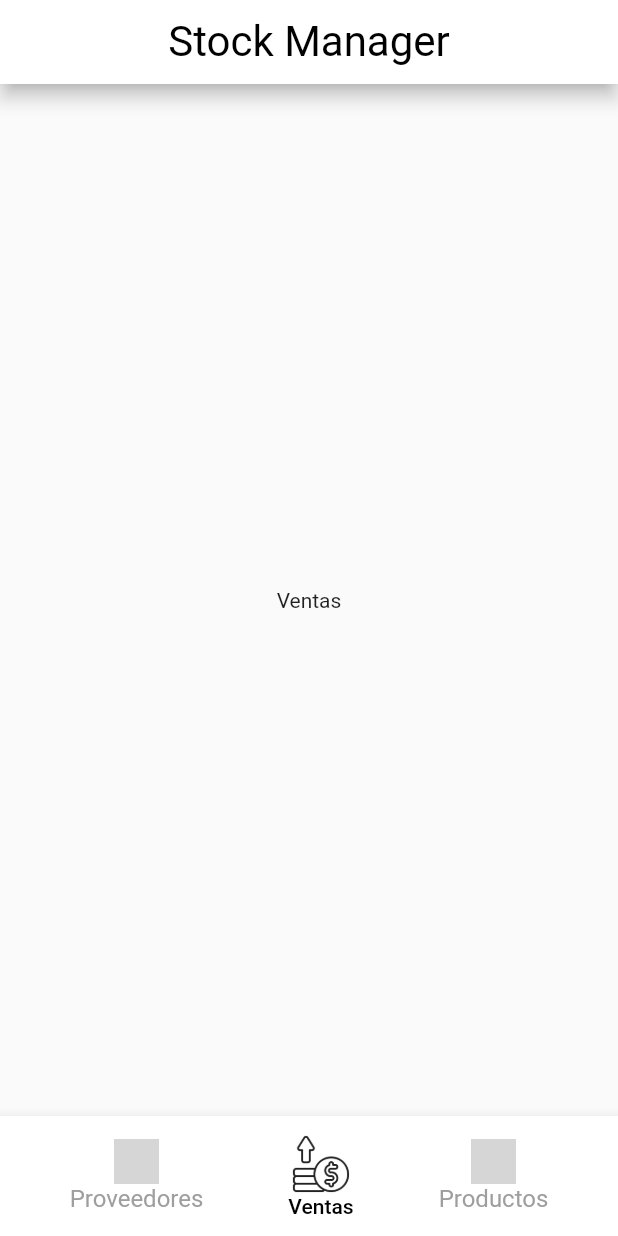
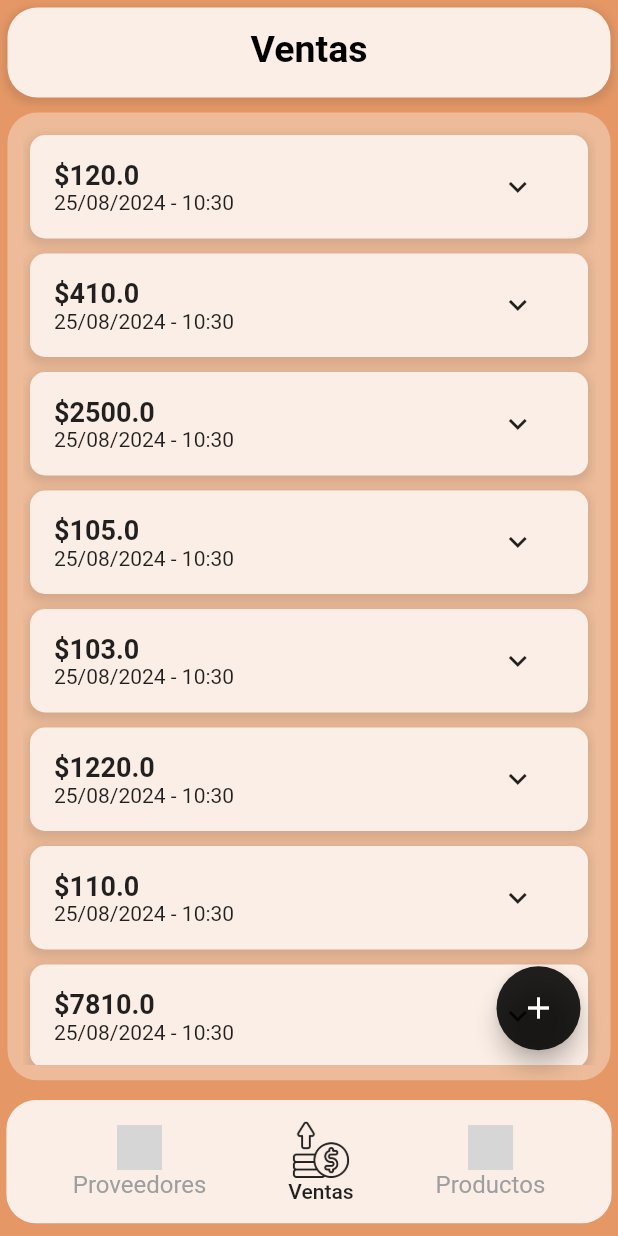
Before and after one commit to patriolivadev/MarketMate, a Flutter app: the screen it shows after launch, on a phone screen of 412 x 824 dp. Run offline on Flutter 3.47's test engine with Material 3 defaults, Android fonts, the phone set to English and light mode, and no system bars; our stand-ins replace firebase_core, flutter_bloc, get_it, go_router, injectable; missing offline and left inert: core_encode; accounts and stored records are empty; Roboto replaces fonts that are missing (Times New Roman); grey boxes are pictures that could not be loaded.

Commit message:
Avances con la pantalla Ventas.

```diff
--- a/lib/core/utils/themes.dart
+++ b/lib/core/utils/themes.dart
@@ -1,4 +1,15 @@
 import 'package:flutter/material.dart';
+
+class AppTheme {
+  static final lightTheme = appTheme;
+  static final darkTheme = appDarkTheme;
+  static const primaryColor = Colors.black87;
+  static const backgroundAppColor = Color.fromRGBO(229, 152, 102, 1);
+  // static const backgroundAppColor2 = Color.fromRGBO(239, 182, 152, 1);
+  static const backgroundAppColor2 = Color.fromRGBO(237, 187, 153, 1);
+  static const backgroundAppColor3 = Color.fromRGBO(251, 238, 230, 1);
+  static const titleTheme = TextStyle(fontSize: 25, fontFamily: 'Times New Roman', fontWeight: FontWeight.w700);
+}
 
 const TextStyle defaultTextStyle = TextStyle(
   color: Colors.grey,
@@ -34,8 +45,3 @@ final ThemeData appDarkTheme = ThemeData(
 
   ),
 );
-
-class AppThemes {
-  static final lightTheme = appTheme;
-  static final darkTheme = appDarkTheme;
-}
--- /dev/null
+++ b/lib/core/widgets/custom_app_bar.dart
@@ -0,0 +1,48 @@
+import 'package:flutter/material.dart';
+import 'package:market_mate/core/utils/themes.dart';
+
+class CustomAppBar extends StatelessWidget implements PreferredSizeWidget {
+  final String title;
+
+  const CustomAppBar({
+    required this.title,
+    super.key,
+  });
+
+  @override
+  Widget build(BuildContext context) {
+    return PreferredSize(
+      preferredSize: const Size.fromHeight(70.0),
+      child: Container(
+        margin: const EdgeInsets.all(5),
+        decoration: BoxDecoration(
+          color: AppTheme.backgroundAppColor3,
+          borderRadius: const BorderRadius.all(
+            Radius.circular(20.0),
+          ),
+          boxShadow: [
+            BoxShadow(
+              color: Colors.black.withOpacity(0.1),
+              spreadRadius: 2,
+              blurRadius: 4,
+              offset: const Offset(0, 2),
+            ),
+          ],
+        ),
+        child: AppBar(
+          elevation: 0,
+          centerTitle: true,
+          title: Text(
+            title,
+            style: AppTheme.titleTheme,
+          ),
+          backgroundColor: Colors.transparent,
+          foregroundColor: Colors.black,
+        ),
+      ),
+    );
+  }
+
+  @override
+  Size get preferredSize => const Size.fromHeight(70.0);
+}
--- a/lib/features/product/data/models/product_model.dart
+++ b/lib/features/product/data/models/product_model.dart
@@ -3,18 +3,12 @@ import 'package:market_mate/features/product/domain/entities/product.dart';
 
 class ProductModel extends Product {
   ProductModel({
-    required String id,
-    required String name,
-    required String description,
-    required double price,
-    required List<String> suppliers,
-  }) : super(
-          id: id,
-          name: name,
-          description: description,
-          price: price,
-          suppliers: suppliers,
-        );
+    required super.id,
+    required super.name,
+    required super.description,
+    required super.price,
+    required super.suppliers,
+  });
 
   @override
   Map<String, dynamic> toJson() {
--- a/lib/features/product/presentation/manager/product_bloc.dart
+++ b/lib/features/product/presentation/manager/product_bloc.dart
@@ -1,9 +1,11 @@
 import 'package:flutter/material.dart';
 import 'package:flutter_bloc/flutter_bloc.dart';
+import 'package:injectable/injectable.dart';
 
 part 'product_event.dart';
 part 'product_state.dart';
 
+@injectable
 class ProductBloc extends Bloc<ProductEvent, ProductState> {
   ProductBloc() : super(ProductInitial()) {
     on<ProductEvent>((event, emit) {
--- a/lib/features/sales/data/models/sale_model.dart
+++ b/lib/features/sales/data/models/sale_model.dart
@@ -1,18 +1,12 @@
-
 import 'package:market_mate/features/sales/domain/entities/sale.dart';
 
 class SaleModel extends Sale {
   SaleModel({
-    required String id,
-    required List<String> products,
-    required DateTime date,
-    required double totalPrice,
-  }) : super(
-    id: id,
-    products: products,
-    date: date,
-    totalPrice: totalPrice,
-  );
+    required super.id,
+    required super.products,
+    required super.date,
+    required super.totalPrice,
+  });
 
   @override
   Map<String, dynamic> toJson() {
--- a/lib/features/sales/domain/entities/sale.dart
+++ b/lib/features/sales/domain/entities/sale.dart
@@ -1,8 +1,9 @@
 import 'package:core_encode/core_encode.dart';
+import 'package:market_mate/features/product/domain/entities/product.dart';
 
 abstract class Sale extends Entity {
   final String id;
-  final List<String> products;
+  final List<Product> products;
   final DateTime date;
   final double totalPrice;
 
--- a/lib/features/sales/presentation/manager/sales_bloc.dart
+++ b/lib/features/sales/presentation/manager/sales_bloc.dart
@@ -1,9 +1,11 @@
 import 'package:flutter/material.dart';
 import 'package:flutter_bloc/flutter_bloc.dart';
+import 'package:injectable/injectable.dart';
 
 part 'sales_event.dart';
 part 'sales_state.dart';
 
+@injectable
 class SalesBloc extends Bloc<SalesEvent, SalesState> {
   SalesBloc() : super(SalesInitial()) {
     on<SalesEvent>((event, emit) {
--- a/lib/features/sales/presentation/pages/sales_page.dart
+++ b/lib/features/sales/presentation/pages/sales_page.dart
@@ -1,7 +1,16 @@
 import 'package:flutter/material.dart';
+import 'package:flutter_bloc/flutter_bloc.dart';
+import 'package:market_mate/core/services/dependencies_service.dart';
+import 'package:market_mate/core/utils/themes.dart';
+import 'package:market_mate/features/product/data/models/product_model.dart';
+import 'package:market_mate/features/sales/data/models/sale_model.dart';
+import 'package:market_mate/features/sales/domain/entities/sale.dart';
+import 'package:market_mate/features/sales/presentation/manager/sales_bloc.dart';
+import 'package:market_mate/features/sales/presentation/widgets/sale_item_builder_widget.dart';
 
 class SalesPage extends StatefulWidget {
   static const routeName = '/';
+
   const SalesPage({super.key});
 
   @override
@@ -9,14 +18,113 @@ class SalesPage extends StatefulWidget {
 }
 
 class _SalesPageState extends State<SalesPage> {
+  final SalesBloc _bloc = getIt<SalesBloc>();
+  List<Sale> sales = [
+    SaleModel(id: '1', products: [
+      ProductModel(id: 'id', name: 'Coca Cola', description: 'description', price: 2000, suppliers: []),
+      ProductModel(id: 'id', name: 'Pan', description: 'description', price: 500, suppliers: []),
+    ], date: DateTime.now(), totalPrice: 120),
+    SaleModel(id: '1', products: [
+      ProductModel(id: 'id', name: 'Coca Cola', description: 'description', price: 2000, suppliers: []),
+      ProductModel(id: 'id', name: 'Pan', description: 'description', price: 500, suppliers: []),
+    ], date: DateTime.now(), totalPrice: 410),
+    SaleModel(id: '1', products: [
+      ProductModel(id: 'id', name: 'Coca Cola', description: 'description', price: 2000, suppliers: []),
+      ProductModel(id: 'id', name: 'Pan', description: 'description', price: 500, suppliers: []),
+    ], date: DateTime.now(), totalPrice: 2500),
+    SaleModel(id: '1', products: [
+      ProductModel(id: 'id', name: 'Coca Cola', description: 'description', price: 2000, suppliers: []),
+      ProductModel(id: 'id', name: 'Pan', description: 'description', price: 500, suppliers: []),
+    ], date: DateTime.now(), totalPrice: 105),
+    SaleModel(id: '1', products: [
+      ProductModel(id: 'id', name: 'Coca Cola', description: 'description', price: 2000, suppliers: []),
+      ProductModel(id: 'id', name: 'Pan', description: 'description', price: 500, suppliers: []),
+    ], date: DateTime.now(), totalPrice: 103),
+    SaleModel(id: '1', products: [
+      ProductModel(id: 'id', name: 'Coca Cola', description: 'description', price: 2000, suppliers: []),
+      ProductModel(id: 'id', name: 'Pan', description: 'description', price: 500, suppliers: []),
+    ], date: DateTime.now(), totalPrice: 1220),
+    SaleModel(id: '1', products: [
+      ProductModel(id: 'id', name: 'Coca Cola', description: 'description', price: 2000, suppliers: []),
+      ProductModel(id: 'id', name: 'Pan', description: 'description', price: 500, suppliers: []),
+    ], date: DateTime.now(), totalPrice: 110),
+    SaleModel(id: '1', products: [
+      ProductModel(id: 'id', name: 'Coca Cola', description: 'description', price: 2000, suppliers: []),
+      ProductModel(id: 'id', name: 'Pan', description: 'description', price: 500, suppliers: []),
+    ], date: DateTime.now(), totalPrice: 7810),
+    SaleModel(id: '1', products: [
+      ProductModel(id: 'id', name: 'Coca Cola', description: 'description', price: 2000, suppliers: []),
+      ProductModel(id: 'id', name: 'Pan', description: 'description', price: 500, suppliers: []),
+    ], date: DateTime.now(), totalPrice: 160),
+    SaleModel(id: '1', products: [
+      ProductModel(id: 'id', name: 'Coca Cola', description: 'description', price: 2000, suppliers: []),
+      ProductModel(id: 'id', name: 'Pan', description: 'description', price: 500, suppliers: []),
+    ], date: DateTime.now(), totalPrice: 1540),
+    SaleModel(id: '1', products: [
+      ProductModel(id: 'id', name: 'Coca Cola', description: 'description', price: 2000, suppliers: []),
+      ProductModel(id: 'id', name: 'Pan', description: 'description', price: 500, suppliers: []),
+    ], date: DateTime.now(), totalPrice: 1320),
+  ];
+  dynamic size;
+
   @override
   Widget build(BuildContext context) {
-    return const Column(
-      mainAxisAlignment: MainAxisAlignment.center,
-      crossAxisAlignment: CrossAxisAlignment.center,
-      children: [
-        Text('Ventas'),
-      ],
+    size = MediaQuery.sizeOf(context);
+    return Scaffold(
+      backgroundColor: Colors.transparent,
+      body: BlocConsumer(
+        bloc: _bloc,
+        listener: listener,
+        builder: builder,
+      ),
+    );
+  }
+
+  void listener(context, state) {}
+
+  Widget builder(context, state) {
+    return Padding(
+      padding: const EdgeInsets.all(10.0),
+      child: Stack(
+        children: [
+          buildListView(),
+          buildAddSaleButton(),
+        ],
+      ),
+    );
+  }
+
+  Widget buildListView() {
+    return ListView.builder(
+      itemCount: sales.length,
+      itemBuilder: itemBuilder,
+    );
+  }
+
+  Widget? itemBuilder(context, index) {
+    return SaleItemBuilder(
+      sales: sales,
+      index: index,
+    );
+  }
+
+  Center buildTitle() {
+    return const Center(
+        child: Text(
+      'Ventas',
+      style: AppTheme.titleTheme,
+    ));
+  }
+
+  Positioned buildAddSaleButton() {
+    return Positioned(
+      bottom: 10,
+      right: 10,
+      child: FloatingActionButton(
+        backgroundColor: AppTheme.primaryColor,
+        child: const Icon(Icons.add),
+        onPressed: () {},
+      ),
     );
   }
 }
--- /dev/null
+++ b/lib/features/sales/presentation/widgets/sale_item_builder_widget.dart
@@ -0,0 +1,167 @@
+import 'package:flutter/material.dart';
+import 'package:intl/intl.dart';
+import 'package:market_mate/core/utils/themes.dart';
+import 'package:market_mate/features/sales/domain/entities/sale.dart';
+
+class SaleItemBuilder extends StatefulWidget {
+  const SaleItemBuilder({
+    super.key,
+    required this.sales,
+    required this.index,
+  });
+
+  final List<Sale> sales;
+  final dynamic index;
+
+  @override
+  State<SaleItemBuilder> createState() => _SaleItemBuilderState();
+}
+
+class _SaleItemBuilderState extends State<SaleItemBuilder> {
+  bool isExpanded = false;
+  dynamic size;
+
+  @override
+  Widget build(BuildContext context) {
+    size = MediaQuery.sizeOf(context);
+    final dateFormat = DateFormat('dd/MM/yyyy - HH:mm');
+    final formattedDate = dateFormat.format(widget.sales[widget.index].date);
+
+    return InkWell(
+      onTap: () {
+        setState(() {
+          isExpanded = !isExpanded;
+        });
+      },
+      child: Column(
+        crossAxisAlignment: CrossAxisAlignment.start,
+        children: [
+          buildItem(formattedDate, context),
+          if (isExpanded) buildExpandedInfo(),
+        ],
+      ),
+    );
+  }
+
+  Widget buildExpandedInfo() {
+    return Column(
+      crossAxisAlignment: CrossAxisAlignment.start,
+      children: [
+        Container(
+          margin:
+              const EdgeInsets.only(right: 5, left: 15, bottom: 5),
+          width: size.width * 0.8,
+          padding: const EdgeInsets.all(16.0),
+          decoration: BoxDecoration(
+            color: Colors.white,
+            borderRadius: const BorderRadius.only(
+              bottomLeft: Radius.circular(10),
+              bottomRight: Radius.circular(10),
+            ),
+            boxShadow: [
+              BoxShadow(
+                color: Colors.black.withOpacity(0.1),
+                spreadRadius: 2,
+                blurRadius: 5,
+                offset: const Offset(0, 3),
+              ),
+            ],
+          ),
+          child: buildListView(),
+        ),
+      ],
+    );
+  }
+
+  Widget buildListView() {
+    return ListView.separated(
+      itemCount: widget.sales[widget.index].products.length,
+      itemBuilder: buildProductsList,
+      shrinkWrap: true,
+      physics: const NeverScrollableScrollPhysics(),
+      separatorBuilder: (BuildContext context, int index) {
+        return const Divider();
+      },
+    );
+  }
+
+  Widget? buildProductsList(context, index) {
+    return SizedBox(
+      height: size.height * 0.04,
+      child: Row(
+        mainAxisAlignment: MainAxisAlignment.spaceBetween,
+        children: [
+          Text(
+            widget.sales[widget.index].products[index].name,
+            style: const TextStyle(fontSize: 14),
+          ),
+          Text(
+            '\$${widget.sales[widget.index].products[index].price}',
+            style: const TextStyle(fontSize: 14),
+          ),
+        ],
+      ),
+    );
+  }
+
+  Container buildItem(String formattedDate, BuildContext context) {
+    return Container(
+      margin: EdgeInsets.only(
+          right: 5, left: 5, top: 5, bottom: !isExpanded ? 5 : 0),
+      padding: const EdgeInsets.all(16.0),
+      decoration: BoxDecoration(
+        color: AppTheme.backgroundAppColor3,
+        borderRadius: BorderRadius.circular(10),
+        boxShadow: [
+          BoxShadow(
+            color: Colors.black.withOpacity(0.1),
+            spreadRadius: 2,
+            blurRadius: 5,
+            offset: const Offset(0, 3),
+          ),
+        ],
+      ),
+      child: Row(
+        mainAxisAlignment: MainAxisAlignment.spaceBetween,
+        children: [
+          buildInfo(formattedDate),
+          isExpanded ? buildExpandedArrow(context) : buildArrow(context),
+        ],
+      ),
+    );
+  }
+
+  Widget buildArrow(context) {
+    return SizedBox(
+      width: size.width * 0.15,
+      child: const Icon(Icons.keyboard_arrow_down_sharp),
+    );
+  }
+
+  Widget buildExpandedArrow(context) {
+    return SizedBox(
+      width: size.width * 0.15,
+      child: const Icon(Icons.keyboard_arrow_up_sharp),
+    );
+  }
+
+  Widget buildInfo(String formattedDate) {
+    return Expanded(
+      child: Column(
+        crossAxisAlignment: CrossAxisAlignment.start,
+        children: [
+          Text(
+            '\$${widget.sales[widget.index].totalPrice}',
+            style: const TextStyle(fontSize: 18, fontWeight: FontWeight.bold),
+          ),
+          Text(
+            formattedDate,
+            style: const TextStyle(
+              fontSize: 14,
+            ),
+          ),
+        ],
+      ),
+    );
+  }
+}
--- a/lib/features/suppliers/presentation/manager/suppliers_bloc.dart
+++ b/lib/features/suppliers/presentation/manager/suppliers_bloc.dart
@@ -1,9 +1,11 @@
 import 'package:flutter/material.dart';
 import 'package:flutter_bloc/flutter_bloc.dart';
+import 'package:injectable/injectable.dart';
 
 part 'suppliers_event.dart';
 part 'suppliers_state.dart';
 
+@injectable
 class SuppliersBloc extends Bloc<SuppliersEvent, SuppliersState> {
   SuppliersBloc() : super(SuppliersInitial()) {
     on<SuppliersEvent>((event, emit) {
--- a/lib/features/user/presentation/pages/bottom_navigation_bar_page.dart
+++ b/lib/features/user/presentation/pages/bottom_navigation_bar_page.dart
@@ -3,6 +3,8 @@ import 'package:flutter_bloc/flutter_bloc.dart';
 import 'package:go_router/go_router.dart';
 import 'package:market_mate/core/images/images.dart';
 import 'package:market_mate/core/services/dependencies_service.dart';
+import 'package:market_mate/core/utils/themes.dart';
+import 'package:market_mate/core/widgets/custom_app_bar.dart';
 import 'package:market_mate/features/product/presentation/pages/products_page.dart';
 import 'package:market_mate/features/sales/presentation/pages/sales_page.dart';
 import 'package:market_mate/features/suppliers/presentation/pages/supplier_page.dart';
@@ -25,6 +27,8 @@ class BottomNavigationBarPage extends StatefulWidget {
 class _BottomNavigationBarPageState extends State<BottomNavigationBarPage> {
   final _bloc = getIt<UserBloc>();
   int _currentPageIndex = 1;
+  dynamic size;
+  dynamic titles = ['Proveedores', 'Ventas', 'Productos'];
 
   @override
   void initState() {
@@ -33,8 +37,11 @@ class _BottomNavigationBarPageState extends State<BottomNavigationBarPage> {
 
   @override
   Widget build(BuildContext context) {
+    size = MediaQuery.sizeOf(context);
+
     return Scaffold(
-      appBar: buildAppBar(context),
+      appBar: CustomAppBar(title: titles[_currentPageIndex]),
+      backgroundColor: AppTheme.backgroundAppColor,
       body: BlocConsumer<UserBloc, UserState>(
         bloc: _bloc,
         listener: listener,
@@ -44,23 +51,17 @@ class _BottomNavigationBarPageState extends State<BottomNavigationBarPage> {
     );
   }
 
-  AppBar buildAppBar(BuildContext context) {
-    return AppBar(
-      centerTitle: true,
-      title: Text(
-        'Stock Manager',
-        style: Theme.of(context).textTheme.titleMedium,
+  Widget builder(context, state) {
+    return Padding(
+      padding: const EdgeInsets.all(5.0),
+      child: Container(
+        width: size.width * 1,
+        decoration: BoxDecoration(
+          color: AppTheme.backgroundAppColor2,
+          borderRadius: BorderRadius.circular(20),
         ),
-      backgroundColor: Theme.of(context).primaryColor,
-      elevation: 5,
-    );
-  }
-
-  Widget builder(context, state) {
-    return Column(
-      children: [
-        Expanded(child: widget.child),
-      ],
+        child: widget.child
+      ),
     );
   }
 
@@ -92,9 +93,13 @@ class _BottomNavigationBarPageState extends State<BottomNavigationBarPage> {
   }
 
   Widget _buildBottomBar() {
-    return BottomAppBar(
-      height: 80,
-      color: Theme.of(context).primaryColor,
+    return Padding(
+      padding: EdgeInsets.symmetric(horizontal: size.height * 0.005, vertical: size.height * 0.01),
+      child: ClipRRect(
+        borderRadius: BorderRadius.circular(20.0),
+        child: BottomAppBar(
+          color: AppTheme.backgroundAppColor3,
+          height: size.height * 0.1,
           child: Row(
             crossAxisAlignment: CrossAxisAlignment.end,
             mainAxisAlignment: MainAxisAlignment.spaceEvenly,
@@ -103,8 +108,11 @@ class _BottomNavigationBarPageState extends State<BottomNavigationBarPage> {
                   (index) => _buildBottomBarButton(index),
             ),
           ),
+        ),
+      ),
     );
   }
+
 
   Widget _buildBottomBarButton(int index) {
     Widget button;
@@ -119,12 +127,12 @@ class _BottomNavigationBarPageState extends State<BottomNavigationBarPage> {
         button = _buildImageAssetButton(Images.productIcon, index);
         break;
       default:
-        button = _buildIconButton(Icons.error, index);
+        button = _buildErrorIconButton(Icons.error, index);
     }
     return button;
   }
 
-  Widget _buildIconButton(IconData iconData, int index) {
+  Widget _buildErrorIconButton(IconData iconData, int index) {
     return IconButton(
       icon: Icon(
         iconData,
@@ -164,7 +172,9 @@ class _BottomNavigationBarPageState extends State<BottomNavigationBarPage> {
         children: [
           Image.asset(
             imagePath,
-            color: _currentPageIndex == index ? Colors.black87 : Colors.grey,
+            color: _currentPageIndex == index
+                ? AppTheme.primaryColor
+                : Colors.grey,
             width: _currentPageIndex == index ? 40 : 30,
             height: _currentPageIndex == index ? 40 : 30,
           ),
@@ -172,7 +182,7 @@ class _BottomNavigationBarPageState extends State<BottomNavigationBarPage> {
             buttonText,
             style: _currentPageIndex != index
                 ? Theme.of(context).textTheme.bodySmall
-                : const TextStyle(color: Colors.black),
+                : const TextStyle(color: AppTheme.primaryColor),
           )
         ],
       ),
--- a/lib/main.dart
+++ b/lib/main.dart
@@ -12,6 +12,8 @@ void main() async {
   await Firebase.initializeApp(
     options: DefaultFirebaseOptions.currentPlatform,
   );
+
+  SystemChrome.setEnabledSystemUIMode(SystemUiMode.manual, overlays: []);
 
   await configureDependencies(Environment.dev);
 
@@ -35,7 +37,7 @@ class MyApp extends StatelessWidget {
     return MaterialApp.router(
       debugShowCheckedModeBanner: false,
       title: 'Flutter Demo',
-      theme: AppThemes.lightTheme,
+      theme: AppTheme.lightTheme,
       routerConfig: router,
     );
   }
--- a/pubspec.yaml
+++ b/pubspec.yaml
@@ -44,6 +44,7 @@ dependencies:
   core_encode: ^1.0.4
   firebase_core: ^3.3.0
   cloud_firestore: ^5.2.1
+  intl: ^0.19.0
 
 dev_dependencies:
   flutter_test:
```
Also changed, not shown: lib/features/product/presentation/pages/products_page.dart (+10 -6 lines), lib/features/suppliers/data/models/suppliers_model.dart (+4 -4 lines), lib/features/suppliers/presentation/pages/supplier_page.dart (+11 -6 lines), lib/core/services/dependencies_service.config.dart, pubspec.lock. Lines whose indentation alone changed are shown as unchanged.
